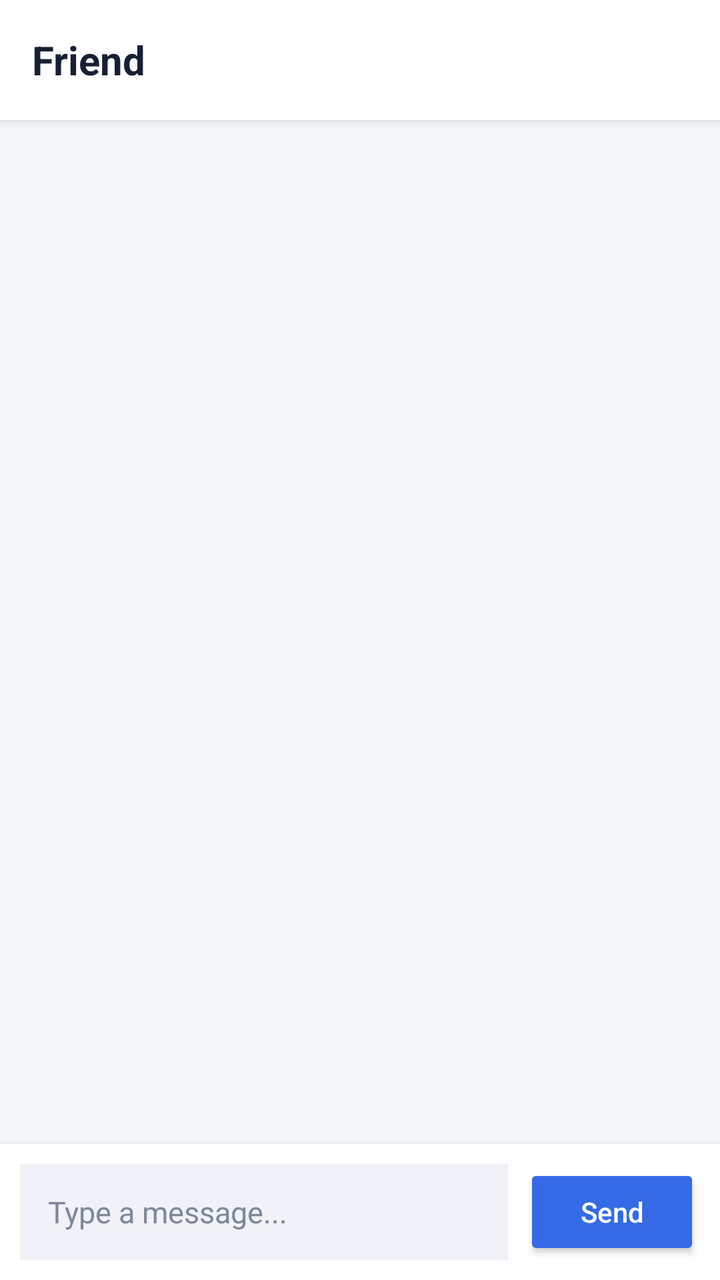
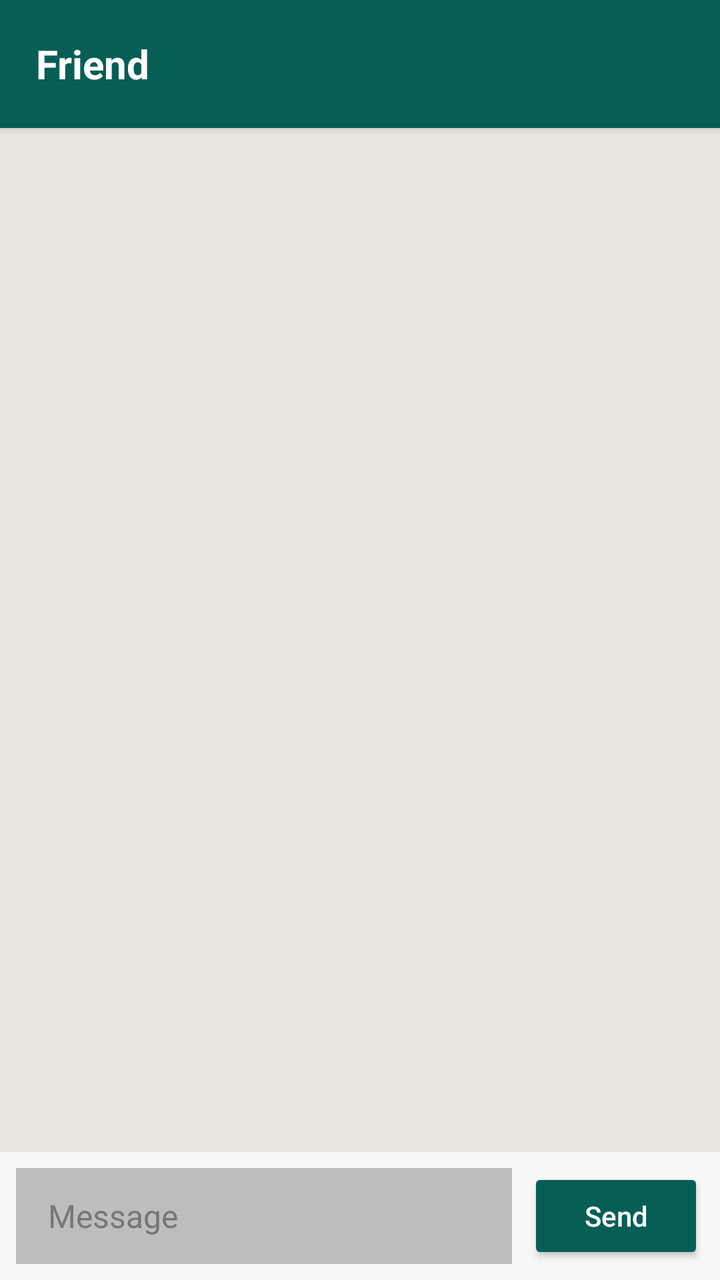

Before-and-after screenshots of an Android layout around one commit, followed by the original layout XML and the change that was made.
<!-- AndroidManifest.xml: application theme android:Theme.Material.NoActionBar -->
<!-- res/layout/activity_chat.xml -->
<?xml version="1.0" encoding="utf-8"?>
<LinearLayout xmlns:android="http://schemas.android.com/apk/res/android"
    android:layout_width="match_parent"
    android:layout_height="match_parent"
    android:orientation="vertical"
    android:background="#F5F7FB">

    
    <LinearLayout
        android:layout_width="match_parent"
        android:layout_height="60dp"
        android:orientation="horizontal"
        android:gravity="center_vertical"
        android:paddingStart="16dp"
        android:paddingEnd="16dp"
        android:background="#FFFFFF"
        android:elevation="3dp">

        <TextView
            android:id="@+id/chatTitle"
            android:layout_width="0dp"
            android:layout_height="wrap_content"
            android:layout_weight="1"
            android:text="Friend"
            android:textColor="#172033"
            android:textSize="20sp"
            android:textStyle="bold"
            android:maxLines="1" />

    </LinearLayout>

    
    <androidx.recyclerview.widget.RecyclerView
        android:id="@+id/chatRecyclerView"
        android:layout_width="match_parent"
        android:layout_height="0dp"
        android:layout_weight="1"
        android:clipToPadding="false"
        android:padding="12dp"
        android:overScrollMode="never" />

    
    <LinearLayout
        android:layout_width="match_parent"
        android:layout_height="wrap_content"
        android:orientation="horizontal"
        android:gravity="center_vertical"
        android:padding="10dp"
        android:background="#FFFFFF"
        android:elevation="4dp">

        <EditText
            android:id="@+id/messageInput"
            android:layout_width="0dp"
            android:layout_height="48dp"
            android:layout_weight="1"
            android:hint="Type a message..."
            android:inputType="textCapSentences|textMultiLine"
            android:maxLength="2000"
            android:maxLines="4"
            android:paddingStart="14dp"
            android:paddingEnd="14dp"
            android:background="#F0F2F7"
            android:textColor="#172033"
            android:textColorHint="#7D8798"
            android:textSize="15sp" />

        <Button
            android:id="@+id/sendButton"
            android:layout_width="wrap_content"
            android:layout_height="48dp"
            android:layout_marginStart="8dp"
            android:text="Send"
            android:textAllCaps="false"
            android:textColor="#FFFFFF"
            android:backgroundTint="#356AE6" />

    </LinearLayout>

</LinearLayout>
<!-- resources referenced by this layout -->
<resources>

</resources>

<!-- the commit's change to res/layout/activity_chat.xml (unified diff, before → after) -->
@@ -3,17 +3,17 @@
     android:layout_width="match_parent"
     android:layout_height="match_parent"
     android:orientation="vertical"
-    android:background="#F5F7FB">
+    android:background="#EAE6DF">
 
     
     <LinearLayout
         android:layout_width="match_parent"
-        android:layout_height="60dp"
+        android:layout_height="64dp"
+        android:gravity="center_vertical"
         android:orientation="horizontal"
-        android:gravity="center_vertical"
-        android:paddingStart="16dp"
-        android:paddingEnd="16dp"
-        android:background="#FFFFFF"
+        android:paddingStart="18dp"
+        android:paddingEnd="18dp"
+        android:background="#075E54"
         android:elevation="3dp">
 
         <TextView
@@ -22,7 +22,7 @@
             android:layout_height="wrap_content"
             android:layout_weight="1"
             android:text="Friend"
-            android:textColor="#172033"
+            android:textColor="#FFFFFF"
             android:textSize="20sp"
             android:textStyle="bold"
             android:maxLines="1" />
@@ -35,8 +35,11 @@
         android:layout_width="match_parent"
         android:layout_height="0dp"
         android:layout_weight="1"
+        android:paddingStart="8dp"
+        android:paddingEnd="8dp"
+        android:paddingTop="12dp"
+        android:paddingBottom="12dp"
         android:clipToPadding="false"
-        android:padding="12dp"
         android:overScrollMode="never" />
 
     
@@ -45,25 +48,25 @@
         android:layout_height="wrap_content"
         android:orientation="horizontal"
         android:gravity="center_vertical"
-        android:padding="10dp"
-        android:background="#FFFFFF"
-        android:elevation="4dp">
+        android:padding="8dp"
+        android:background="#F7F7F7">
 
         <EditText
             android:id="@+id/messageInput"
             android:layout_width="0dp"
             android:layout_height="48dp"
             android:layout_weight="1"
-            android:hint="Type a message..."
+            android:hint="Message"
             android:inputType="textCapSentences|textMultiLine"
             android:maxLength="2000"
             android:maxLines="4"
-            android:paddingStart="14dp"
-            android:paddingEnd="14dp"
-            android:background="#F0F2F7"
-            android:textColor="#172033"
-            android:textColorHint="#7D8798"
-            android:textSize="15sp" />
+            android:paddingStart="16dp"
+            android:paddingEnd="16dp"
+            android:backgroundTint="#BDBDBD"
+            android:background="#FFFFFF"
+            android:textColor="#202124"
+            android:textColorHint="#777777"
+            android:textSize="16sp" />
 
         <Button
             android:id="@+id/sendButton"
@@ -73,7 +76,7 @@
             android:text="Send"
             android:textAllCaps="false"
             android:textColor="#FFFFFF"
-            android:backgroundTint="#356AE6" />
+            android:backgroundTint="#075E54" />
 
     </LinearLayout>
 
